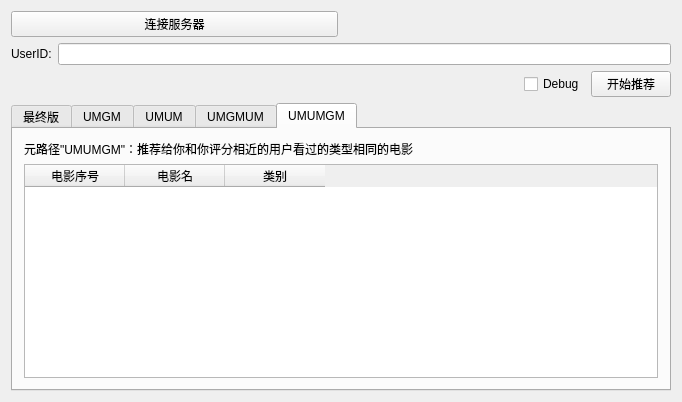
This is RecClient/widget.ui in Shantom/graduation-project as Qt 5 draws it before an edit. The edited form follows.
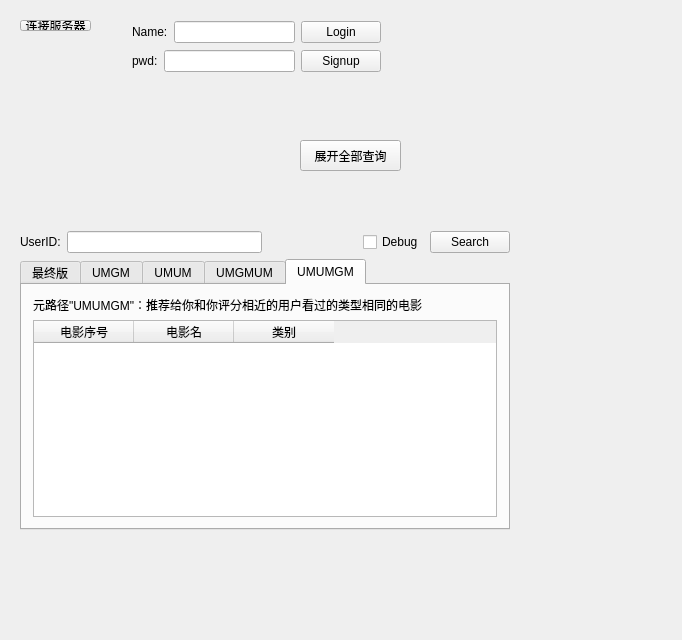
This is the edited form.

Commit message: Add database to login and signup.

The edit to the form file:
```diff
--- a/RecClient/widget.ui
+++ b/RecClient/widget.ui
@@ -7,14 +7,21 @@
     <x>0</x>
     <y>0</y>
     <width>682</width>
-    <height>402</height>
+    <height>640</height>
    </rect>
   </property>
   <property name="windowTitle">
    <string>Widget</string>
   </property>
-  <layout class="QVBoxLayout" name="verticalLayout_2">
-   <item>
+  <widget class="QWidget" name="layoutWidget">
+   <property name="geometry">
+    <rect>
+     <x>9</x>
+     <y>9</y>
+     <width>106</width>
+     <height>33</height>
+    </rect>
+   </property>
     <layout class="QHBoxLayout" name="horizontalLayout_2">
      <item>
       <widget class="QPushButton" name="pushButton_conn">
@@ -31,7 +38,94 @@
       </widget>
      </item>
     </layout>
-   </item>
+  </widget>
+  <widget class="QPushButton" name="pushButton_extra">
+   <property name="geometry">
+    <rect>
+     <x>300</x>
+     <y>140</y>
+     <width>101</width>
+     <height>31</height>
+    </rect>
+   </property>
+   <property name="text">
+    <string>展开全部查询</string>
+   </property>
+  </widget>
+  <widget class="QWidget" name="">
+   <property name="geometry">
+    <rect>
+     <x>121</x>
+     <y>9</y>
+     <width>271</width>
+     <height>76</height>
+    </rect>
+   </property>
+   <layout class="QHBoxLayout" name="horizontalLayout_LS">
+    <item>
+     <layout class="QVBoxLayout" name="verticalLayout_2">
+      <item>
+       <layout class="QHBoxLayout" name="horizontalLayout_3">
+        <item>
+         <widget class="QLabel" name="label_2">
+          <property name="text">
+           <string>Name:</string>
+          </property>
+         </widget>
+        </item>
+        <item>
+         <widget class="QLineEdit" name="lineEdit_name"/>
+        </item>
+       </layout>
+      </item>
+      <item>
+       <layout class="QHBoxLayout" name="horizontalLayout_5">
+        <item>
+         <widget class="QLabel" name="label_3">
+          <property name="text">
+           <string>pwd:</string>
+          </property>
+         </widget>
+        </item>
+        <item>
+         <widget class="QLineEdit" name="lineEdit_pwd"/>
+        </item>
+       </layout>
+      </item>
+     </layout>
+    </item>
+    <item>
+     <layout class="QVBoxLayout" name="verticalLayout_5">
+      <item>
+       <widget class="QPushButton" name="pushButton_login">
+        <property name="text">
+         <string>Login</string>
+        </property>
+       </widget>
+      </item>
+      <item>
+       <widget class="QPushButton" name="pushButton_signup">
+        <property name="text">
+         <string>Signup</string>
+        </property>
+       </widget>
+      </item>
+     </layout>
+    </item>
+   </layout>
+  </widget>
+  <widget class="QWidget" name="">
+   <property name="geometry">
+    <rect>
+     <x>9</x>
+     <y>220</y>
+     <width>512</width>
+     <height>321</height>
+    </rect>
+   </property>
+   <layout class="QVBoxLayout" name="verticalLayout_6">
+    <item>
+     <layout class="QHBoxLayout" name="horizontalLayout_6">
    <item>
     <layout class="QHBoxLayout" name="horizontalLayout">
      <item>
@@ -71,9 +165,11 @@
      <item>
       <widget class="QPushButton" name="pushButton_rec">
        <property name="text">
-        <string>开始推荐</string>
-       </property>
-      </widget>
+           <string>Search</string>
+          </property>
+         </widget>
+        </item>
+       </layout>
      </item>
     </layout>
    </item>
@@ -250,6 +346,7 @@
     </widget>
    </item>
   </layout>
+  </widget>
  </widget>
  <layoutdefault spacing="6" margin="11"/>
  <resources/>
```
Lines whose indentation alone changed are shown as unchanged. The commit also changes 11 other files.
